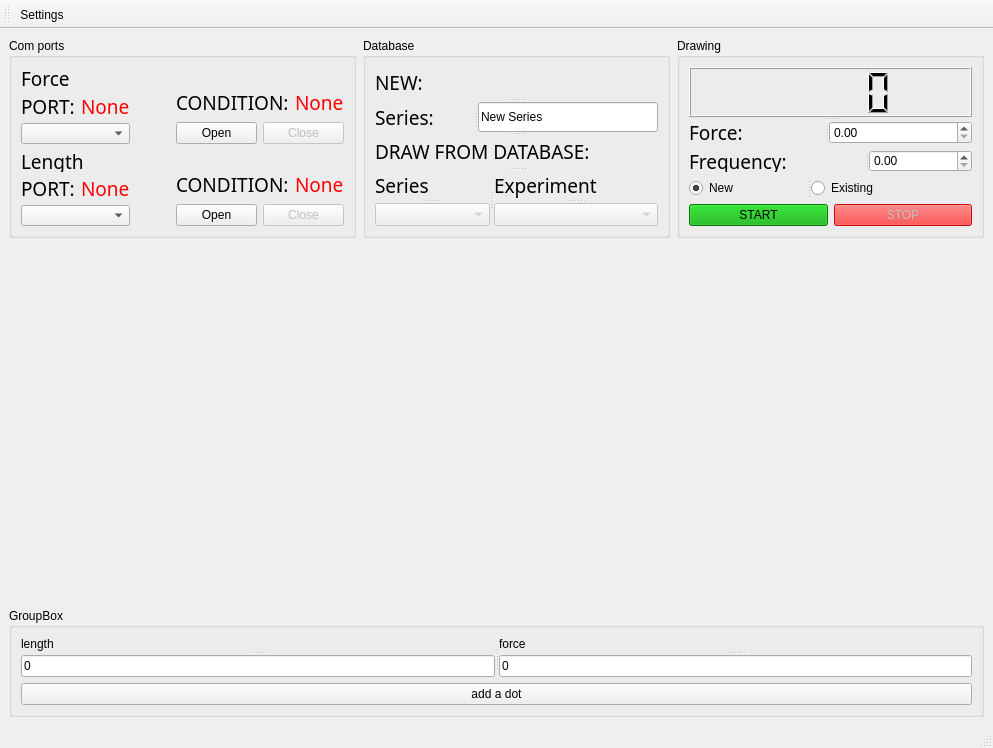
Qt form TensileTest/mainwindow.ui (ILIIH/stretching_machine) before a commit.
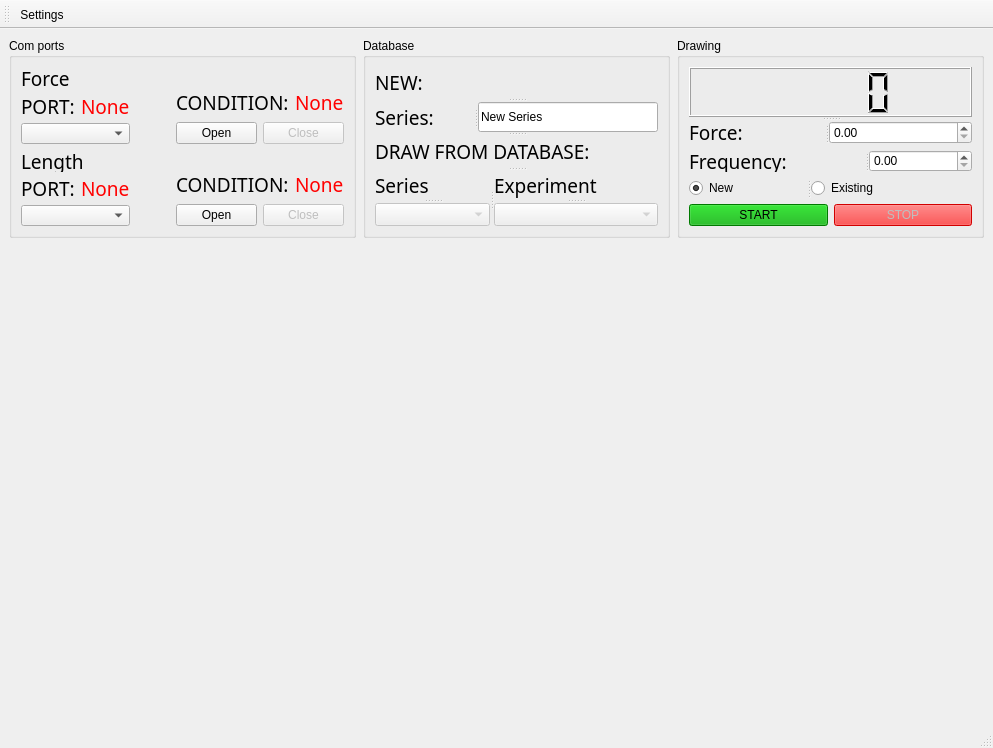
The same form after that commit. Custom widgets are drawn as their Qt base class.

```diff
--- a/TensileTest/mainwindow.ui
+++ b/TensileTest/mainwindow.ui
@@ -595,63 +595,6 @@
       </item>
      </layout>
     </item>
-    <item>
-     <widget class="QGroupBox" name="groupBox_4">
-      <property name="title">
-       <string>GroupBox</string>
-      </property>
-      <layout class="QHBoxLayout" name="horizontalLayout_15">
-       <item>
-        <layout class="QVBoxLayout" name="verticalLayout_9">
-         <item>
-          <widget class="QSplitter" name="splitter_4">
-           <property name="orientation">
-            <enum>Qt::Horizontal</enum>
-           </property>
-           <widget class="QSplitter" name="splitter_2">
-            <property name="orientation">
-             <enum>Qt::Vertical</enum>
-            </property>
-            <widget class="QLabel" name="label">
-             <property name="text">
-              <string>length</string>
-             </property>
-            </widget>
-            <widget class="QLineEdit" name="length">
-             <property name="text">
-              <string>0</string>
-             </property>
-            </widget>
-           </widget>
-           <widget class="QSplitter" name="splitter_3">
-            <property name="orientation">
-             <enum>Qt::Vertical</enum>
-            </property>
-            <widget class="QLabel" name="label_2">
-             <property name="text">
-              <string>force</string>
-             </property>
-            </widget>
-            <widget class="QLineEdit" name="force">
-             <property name="text">
-              <string>0</string>
-             </property>
-            </widget>
-           </widget>
-          </widget>
-         </item>
-         <item>
-          <widget class="QPushButton" name="addDot">
-           <property name="text">
-            <string>add a dot</string>
-           </property>
-          </widget>
-         </item>
-        </layout>
-       </item>
-      </layout>
-     </widget>
-    </item>
    </layout>
   </widget>
   <widget class="QMenuBar" name="menubar">
```
